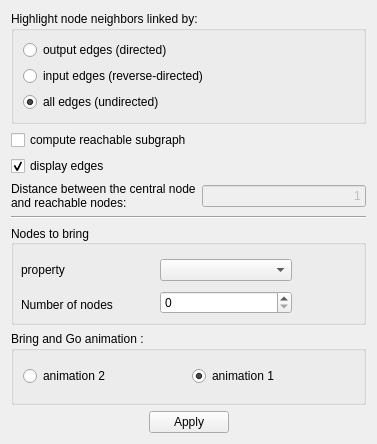
Qt form plugins/interactor/NeighborhoodHighlighter/NeighborhoodHighlighterConfigWidget.ui (Tulip-Dev/tulip) before a commit.
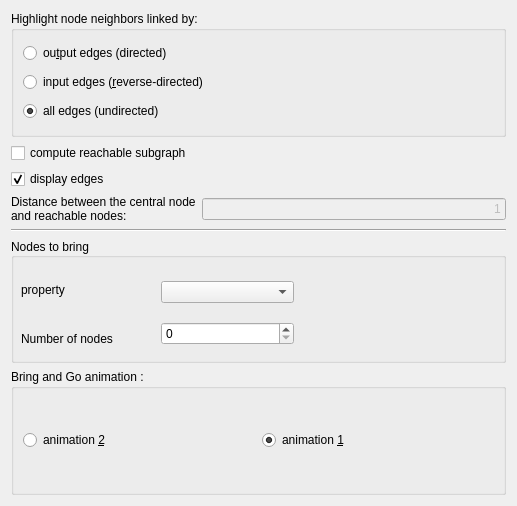
The same form after that commit.

Commit message: clean and replace by a simple QDialog the Interactor configuration widget. Still work in progress (need at least to a tabwidget to display both documentation and config option)

What changed in the file:
```diff
--- a/plugins/interactor/NeighborhoodHighlighter/NeighborhoodHighlighterConfigWidget.ui
+++ b/plugins/interactor/NeighborhoodHighlighter/NeighborhoodHighlighterConfigWidget.ui
@@ -6,8 +6,8 @@
    <rect>
     <x>0</x>
     <y>0</y>
-    <width>377</width>
-    <height>444</height>
+    <width>517</width>
+    <height>506</height>
    </rect>
   </property>
   <property name="minimumSize">
@@ -29,7 +29,7 @@
       <item>
        <widget class="QRadioButton" name="outputEdgesRB">
         <property name="text">
-         <string>output edges (directed)</string>
+         <string>ou&amp;tput edges (directed)</string>
         </property>
         <property name="checked">
          <bool>false</bool>
@@ -39,7 +39,7 @@
       <item>
        <widget class="QRadioButton" name="inputEdgesRB">
         <property name="text">
-         <string>input edges (reverse-directed)</string>
+         <string>input edges (&amp;reverse-directed)</string>
         </property>
        </widget>
       </item>
@@ -128,13 +128,13 @@
      <property name="alignment">
       <set>Qt::AlignLeading|Qt::AlignLeft|Qt::AlignVCenter</set>
      </property>
-     <widget class="QWidget" name="">
+     <widget class="QWidget" name="layoutWidget">
       <property name="geometry">
        <rect>
         <x>10</x>
         <y>30</y>
-        <width>271</width>
-        <height>64</height>
+        <width>273</width>
+        <height>92</height>
        </rect>
       </property>
       <layout class="QHBoxLayout" name="horizontalLayout_5">
@@ -179,14 +179,14 @@
       <item>
        <widget class="QRadioButton" name="bagAnimation2">
         <property name="text">
-         <string>animation 2</string>
+         <string>animation &amp;2</string>
         </property>
        </widget>
       </item>
       <item>
        <widget class="QRadioButton" name="bagAnimation1">
         <property name="text">
-         <string>animation 1</string>
+         <string>animation &amp;1</string>
         </property>
         <property name="checked">
          <bool>true</bool>
@@ -196,43 +196,6 @@
      </layout>
     </widget>
    </item>
-   <item>
-    <layout class="QHBoxLayout" name="horizontalLayout_2">
-     <item>
-      <spacer name="horizontalSpacer">
-       <property name="orientation">
-        <enum>Qt::Horizontal</enum>
-       </property>
-       <property name="sizeHint" stdset="0">
-        <size>
-         <width>40</width>
-         <height>20</height>
-        </size>
-       </property>
-      </spacer>
-     </item>
-     <item>
-      <widget class="QPushButton" name="applyButton">
-       <property name="text">
-        <string>Apply</string>
-       </property>
-      </widget>
-     </item>
-     <item>
-      <spacer name="horizontalSpacer_2">
-       <property name="orientation">
-        <enum>Qt::Horizontal</enum>
-       </property>
-       <property name="sizeHint" stdset="0">
-        <size>
-         <width>40</width>
-         <height>20</height>
-        </size>
-       </property>
-      </spacer>
-     </item>
-    </layout>
-   </item>
   </layout>
  </widget>
  <resources/>
```
The commit also changes 8 other files.
